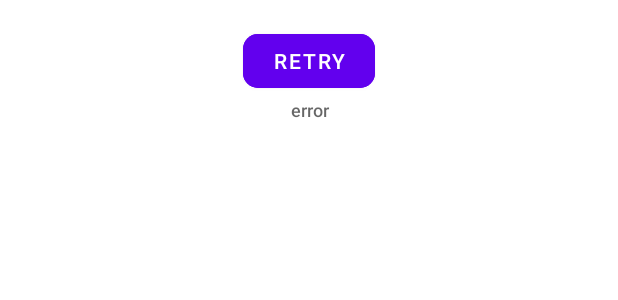
After one commit to BlackHandMinsk/CatsApi, an Android app: the layout cats_item_loader.xml on its own in the app's theme, with its tools: preview values and no code run, on a phone screen of 412 x 824 dp. The commit adds this screen. Shown: the top 300 px of the screen. Run offline under Robolectric (Android 15) with nearby library versions, the phone set to English and light mode, and no system bars.

Commit message:
Loading state footer

```diff
--- a/app/src/main/java/com/example/catsapi/ui/MainFragment.kt
+++ b/app/src/main/java/com/example/catsapi/ui/MainFragment.kt
@@ -13,6 +13,7 @@ import androidx.recyclerview.widget.GridLayoutManager
 
 import com.example.catsapi.databinding.FragmentMainBinding
 import com.example.catsapi.ui.adapter.CatsAdapter
+import com.example.catsapi.ui.adapter.LoaderStateAdapter
 import kotlinx.coroutines.launch
 
 
@@ -21,6 +22,8 @@ class MainFragment : Fragment() {
     private var _binding: FragmentMainBinding? = null
     private val mBinding get() = _binding!!
     private  var mAdapter: CatsAdapter = CatsAdapter()
+    private var loaderStateAdapter: LoaderStateAdapter = LoaderStateAdapter { mAdapter.retry() }
+
     @ExperimentalPagingApi
     private lateinit var mainViewModel:MainViewModel
 
@@ -66,7 +69,7 @@ class MainFragment : Fragment() {
 
     private fun setUpViews(view: View?) {
         mBinding.catsList.layoutManager = GridLayoutManager(context, 2)
-        mBinding.catsList.adapter = mAdapter
+        mBinding.catsList.adapter = mAdapter.withLoadStateFooter(loaderStateAdapter)
     }
 
 
--- /dev/null
+++ b/app/src/main/java/com/example/catsapi/ui/adapter/LoaderStateAdapter.kt
@@ -0,0 +1,54 @@
+package com.example.catsapi.ui.adapter
+
+import android.view.LayoutInflater
+import android.view.View
+import android.view.ViewGroup
+import android.widget.Button
+import androidx.constraintlayout.motion.widget.MotionLayout
+import androidx.paging.LoadState
+import androidx.paging.LoadStateAdapter
+import androidx.recyclerview.widget.RecyclerView
+import com.example.catsapi.R
+
+class LoaderStateAdapter(private val retry: () -> Unit) :
+    LoadStateAdapter<LoaderStateAdapter.LoaderViewHolder>() {
+
+    override fun onBindViewHolder(holder: LoaderViewHolder, loadState: LoadState) {
+        holder.bind(loadState)
+    }
+
+    override fun onCreateViewHolder(parent: ViewGroup, loadState: LoadState): LoaderViewHolder {
+        return LoaderViewHolder.getInstance(parent, retry)
+    }
+
+    /**
+     * view holder class for footer loader and error state handling
+     */
+    class LoaderViewHolder(view: View, retry: () -> Unit) : RecyclerView.ViewHolder(view) {
+
+        companion object {
+            //get instance of the DoggoImageViewHolder
+            fun getInstance(parent: ViewGroup, retry: () -> Unit): LoaderViewHolder {
+                val inflater = LayoutInflater.from(parent.context)
+                val view = inflater.inflate(R.layout.cats_item_loader, parent, false)
+                return LoaderViewHolder(view, retry)
+            }
+        }
+
+        val motionLayout: MotionLayout = view.findViewById(R.id.mlLoader)
+
+        init {
+            view.findViewById<Button>(R.id.btnRetry).setOnClickListener {
+                retry()
+            }
+        }
+
+        fun bind(loadState: LoadState) {
+            if (loadState is LoadState.Loading) {
+                motionLayout.transitionToEnd()
+            } else {
+                motionLayout.transitionToStart()
+            }
+        }
+    }
+}
--- /dev/null
+++ b/app/src/main/res/layout/cats_item_loader.xml
@@ -0,0 +1,45 @@
+
+<androidx.constraintlayout.motion.widget.MotionLayout xmlns:android="http://schemas.android.com/apk/res/android"
+    xmlns:app="http://schemas.android.com/apk/res-auto"
+    android:id="@+id/mlLoader"
+    android:layout_width="match_parent"
+    android:layout_height="wrap_content"
+    app:layoutDescription="@xml/motion_loader">
+
+    <com.google.android.material.button.MaterialButton
+        android:id="@+id/btnRetry"
+        android:layout_width="wrap_content"
+        android:layout_height="wrap_content"
+        android:backgroundTint="@color/purple_500"
+        android:text="retry"
+        android:textColor="@android:color/white"
+        app:cornerRadius="10dp"
+        app:layout_constraintBottom_toBottomOf="parent"
+        app:layout_constraintEnd_toEndOf="parent"
+        app:layout_constraintStart_toStartOf="parent"
+        app:layout_constraintTop_toTopOf="parent" />
+
+    <TextView
+        android:id="@+id/tvError"
+        android:layout_width="0dp"
+        android:layout_height="wrap_content"
+        android:gravity="center_horizontal"
+        android:text="error"
+        android:textAppearance="@style/TextAppearance.AppCompat.Widget.PopupMenu.Header"
+        android:textSize="12sp"
+        app:layout_constraintEnd_toEndOf="parent"
+        app:layout_constraintStart_toStartOf="parent"
+        app:layout_constraintTop_toBottomOf="@id/btnRetry" />
+
+    <ProgressBar
+        android:id="@+id/pbLoader"
+        style="?android:attr/progressBarStyle"
+        android:layout_width="30dp"
+        android:layout_height="wrap_content"
+        android:layout_gravity="center"
+        app:layout_constraintBottom_toBottomOf="parent"
+        app:layout_constraintEnd_toEndOf="parent"
+        app:layout_constraintStart_toStartOf="parent"
+        app:layout_constraintTop_toTopOf="parent" />
+
+</androidx.constraintlayout.motion.widget.MotionLayout>
--- /dev/null
+++ b/app/src/main/res/xml/motion_loader.xml
@@ -0,0 +1,78 @@
+<?xml version="1.0" encoding="utf-8"?>
+<MotionScene xmlns:android="http://schemas.android.com/apk/res/android"
+    xmlns:motion="http://schemas.android.com/apk/res-auto">
+
+    <Transition
+        motion:constraintSetEnd="@+id/end"
+        motion:constraintSetStart="@+id/start"
+        motion:duration="1000">
+        <OnClick
+            motion:dragDirection="dragRight"
+            motion:touchAnchorId="@+id/button"
+            motion:touchAnchorSide="right" />
+    </Transition>
+
+    <ConstraintSet android:id="@+id/start">
+        <Constraint
+            android:id="@+id/btnRetry"
+            android:layout_width="wrap_content"
+            android:layout_height="wrap_content"
+            android:visibility="visible"
+            motion:layout_constraintBottom_toBottomOf="parent"
+            motion:layout_constraintEnd_toEndOf="parent"
+            motion:layout_constraintStart_toStartOf="parent"
+            motion:layout_constraintTop_toTopOf="parent" />
+
+        <Constraint
+            android:id="@+id/tvError"
+            android:layout_width="0dp"
+            android:layout_height="wrap_content"
+            android:visibility="visible"
+            motion:layout_constraintEnd_toEndOf="parent"
+            motion:layout_constraintStart_toStartOf="parent"
+            motion:layout_constraintTop_toBottomOf="@id/btnRetry" />
+
+        <Constraint
+            android:id="@+id/pbLoader"
+            android:layout_width="30dp"
+            android:layout_height="wrap_content"
+            android:visibility="gone"
+            motion:layout_constraintBottom_toBottomOf="parent"
+            motion:layout_constraintEnd_toEndOf="parent"
+            motion:layout_constraintStart_toStartOf="parent"
+            motion:layout_constraintTop_toTopOf="parent" />
+
+    </ConstraintSet>
+
+    <ConstraintSet android:id="@+id/end">
+        <Constraint
+            android:id="@+id/btnRetry"
+            android:layout_width="wrap_content"
+            android:layout_height="wrap_content"
+            android:visibility="invisible"
+            motion:layout_constraintBottom_toBottomOf="parent"
+            motion:layout_constraintEnd_toEndOf="parent"
+            motion:layout_constraintStart_toStartOf="parent"
+            motion:layout_constraintTop_toTopOf="parent" />
+
+        <Constraint
+            android:id="@+id/tvError"
+            android:layout_width="0dp"
+            android:layout_height="wrap_content"
+            android:visibility="gone"
+            motion:layout_constraintEnd_toEndOf="parent"
+            motion:layout_constraintStart_toStartOf="parent"
+            motion:layout_constraintTop_toBottomOf="@id/btnRetry" />
+
+        <Constraint
+            android:id="@+id/pbLoader"
+            android:layout_width="30dp"
+            android:layout_height="wrap_content"
+            android:visibility="visible"
+            motion:layout_constraintBottom_toBottomOf="parent"
+            motion:layout_constraintEnd_toEndOf="parent"
+            motion:layout_constraintStart_toStartOf="parent"
+            motion:layout_constraintTop_toTopOf="parent" />
+    </ConstraintSet>
+
+</MotionScene>
```
